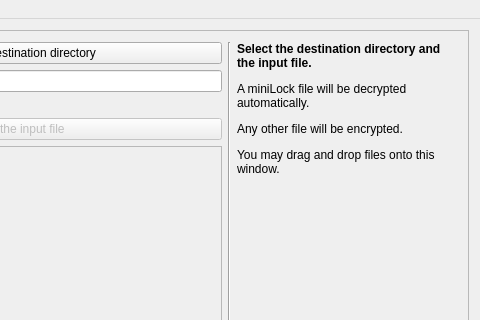
The window that src/gui/qt-widgets/mlock-gui/mlockmainwindow.ui (andre-simon/mikrolock) describes before a commit, drawn with Qt 5; both pictures show x 217 to 697 and y 0 to 320 of the 697 by 474 pixel window.
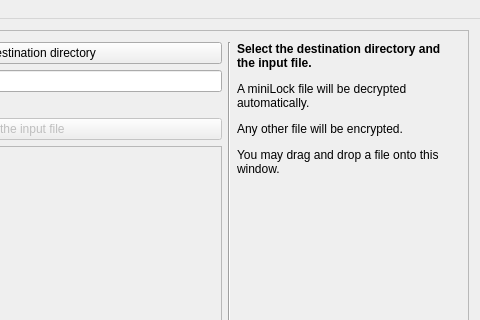
The same window after the commit. The open tabs and pages were chosen to show the change. Icons and pictures are not drawn.

The edit to the form file:
```diff
--- a/src/gui/qt-widgets/mlock-gui/mlockmainwindow.ui
+++ b/src/gui/qt-widgets/mlock-gui/mlockmainwindow.ui
@@ -564,7 +564,7 @@
              </size>
             </property>
             <property name="text">
-             <string>&lt;html&gt;&lt;head/&gt;&lt;body&gt;&lt;p&gt;&lt;span style=&quot; font-weight:600;&quot;&gt;Select the destination directory and the input file.&lt;/span&gt;&lt;/p&gt;&lt;p&gt;A miniLock file will be decrypted automatically. &lt;/p&gt;&lt;p&gt;Any other file will be encrypted.&lt;/p&gt;&lt;p&gt;You may drag and drop files onto this window.&lt;/p&gt;&lt;/body&gt;&lt;/html&gt;</string>
+             <string>&lt;html&gt;&lt;head/&gt;&lt;body&gt;&lt;p&gt;&lt;span style=&quot; font-weight:600;&quot;&gt;Select the destination directory and the input file.&lt;/span&gt;&lt;/p&gt;&lt;p&gt;A miniLock file will be decrypted automatically. &lt;/p&gt;&lt;p&gt;Any other file will be encrypted.&lt;/p&gt;&lt;p&gt;You may drag and drop a file onto this window.&lt;/p&gt;&lt;/body&gt;&lt;/html&gt;</string>
             </property>
             <property name="wordWrap">
              <bool>true</bool>
```
Left out of the diff: 8 changed lines with no effect on the pictures.
